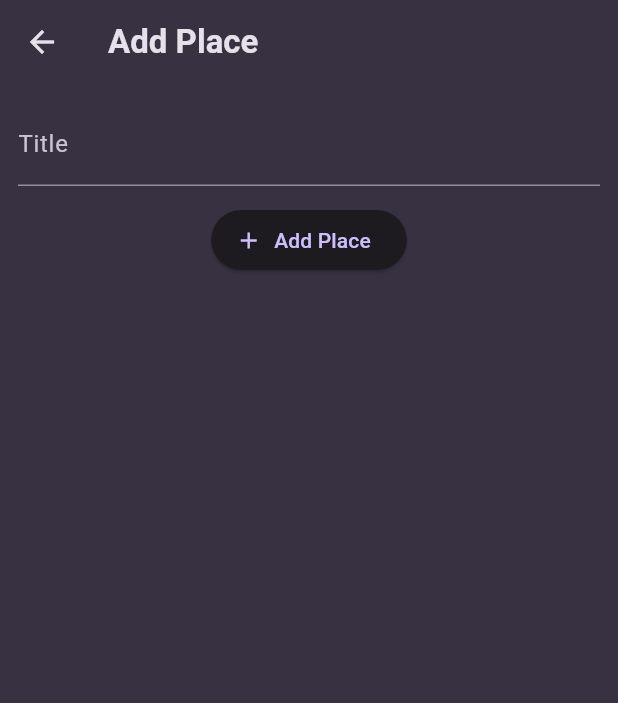
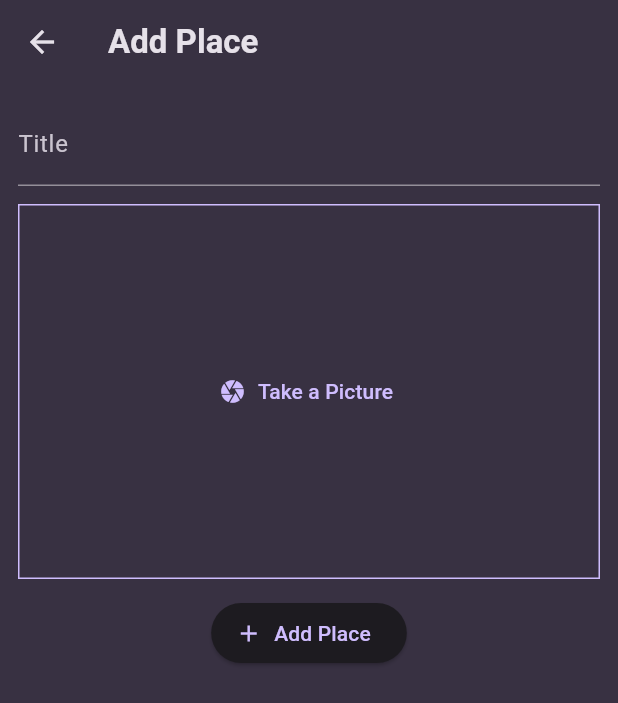
Before and after one commit to yasser-sulaiman/flutter-projects, a Flutter app: the screen it shows after launch, after a tap on the "add" icon, on a phone screen of 412 x 824 dp. Shown: the top 703 px of the screen. Run offline on Flutter 3.47's test engine with Material 3 defaults, Android fonts, the phone set to English and light mode, and no system bars; our stand-ins replace flutter_riverpod, google_fonts, image_picker.

Commit message:
image input added to the app

```diff
--- a/favorite_places/lib/models/place.dart
+++ b/favorite_places/lib/models/place.dart
@@ -1,3 +1,5 @@
+import 'dart:io';
+
 import 'package:uuid/uuid.dart';
 
 const uuid = Uuid();
@@ -5,7 +7,9 @@ const uuid = Uuid();
 class Place {
   Place({
     required this.title,
+    required this.image,
   }): id = uuid.v4();
   final String id;
   final String title;
+  final File image;
 }
--- a/favorite_places/lib/providers/user_places.dart
+++ b/favorite_places/lib/providers/user_places.dart
@@ -1,11 +1,13 @@
+import 'dart:io';
+
 import 'package:favorite_places/models/place.dart';
 import 'package:flutter_riverpod/flutter_riverpod.dart';
 
 class UserPlacesNotifier extends StateNotifier<List<Place>> {
   UserPlacesNotifier() : super([]);
 
-  void addPlace(String title) {
-    state = [Place(title: title), ...state];
+  void addPlace(String title, File image) {
+    state = [Place(title: title, image: image), ...state];
   }
 }
 
--- a/favorite_places/lib/screens/add_place.dart
+++ b/favorite_places/lib/screens/add_place.dart
@@ -1,4 +1,7 @@
+import 'dart:io';
+
 import 'package:favorite_places/providers/user_places.dart';
+import 'package:favorite_places/widgets/image_input.dart';
 import 'package:flutter/material.dart';
 import 'package:flutter_riverpod/flutter_riverpod.dart';
 
@@ -11,14 +14,15 @@ class AddPlaceScreen extends ConsumerStatefulWidget {
 
 class _AddPlaceScreenState extends ConsumerState<AddPlaceScreen> {
   final _titleController = TextEditingController();
+  File? _pickedImage;
 
   void _savePlace() {
     final title = _titleController.text;
-    if (title.trim().isEmpty) {
+    if (title.trim().isEmpty || _pickedImage == null) {
       return;
     }
 
-    ref.read(userPlacesProvider.notifier).addPlace(title);
+    ref.read(userPlacesProvider.notifier).addPlace(title, _pickedImage!);
     Navigator.of(context).pop();
   }
 
@@ -43,6 +47,13 @@ class _AddPlaceScreenState extends ConsumerState<AddPlaceScreen> {
               controller: _titleController,
               style: TextStyle(color: Theme.of(context).colorScheme.onSurface),
             ),
+            const SizedBox(height: 12),
+            // image input
+            ImageInput(
+              onSelectImage: (image) {
+                _pickedImage = image;
+              },
+            ),
             SizedBox(height: 12),
             ElevatedButton.icon(
               icon: const Icon(Icons.add),
--- a/favorite_places/lib/screens/places.dart
+++ b/favorite_places/lib/screens/places.dart
@@ -28,8 +28,11 @@ class PlacesScreen extends ConsumerWidget {
           ),
         ],
       ),
-      body: PlacesList(
-        places: userPlaces,
+      body: Padding(
+        padding: const EdgeInsets.all(8.0),
+        child: PlacesList(
+          places: userPlaces,
+        ),
       ),
     );
   }
--- /dev/null
+++ b/favorite_places/lib/widgets/image_input.dart
@@ -0,0 +1,61 @@
+import 'dart:io';
+
+import 'package:flutter/material.dart';
+import 'package:image_picker/image_picker.dart';
+
+class ImageInput extends StatefulWidget {
+  const ImageInput({super.key, required this.onSelectImage});
+
+  final void Function(File image) onSelectImage;
+
+  @override
+  State<ImageInput> createState() => _ImageInputState();
+}
+
+class _ImageInputState extends State<ImageInput> {
+  File? _selectedImage;
+  void _takePicture() async {
+    final imagePicker = ImagePicker();
+    final pickedImage =
+        await imagePicker.pickImage(source: ImageSource.camera, maxWidth: 600);
+
+    if (pickedImage == null) {
+      return;
+    }
+    setState(() {
+      _selectedImage = File(pickedImage.path);
+    });
+    widget.onSelectImage(_selectedImage!);
+  }
+
+  @override
+  Widget build(BuildContext context) {
+    Widget content = TextButton.icon(
+      icon: Icon(Icons.camera),
+      label: Text('Take a Picture'),
+      onPressed: _takePicture,
+    );
+
+    if (_selectedImage != null) {
+      content = GestureDetector(
+        onTap: _takePicture,
+        child: Image.file(
+          _selectedImage!,
+          fit: BoxFit.cover,
+          width: double.infinity,
+        ),
+      );
+    }
+
+    return Container(
+      decoration: BoxDecoration(
+        border:
+            Border.all(width: 1, color: Theme.of(context).colorScheme.primary),
+      ),
+      height: 250,
+      width: double.infinity,
+      alignment: Alignment.center,
+      child: content,
+    );
+  }
+}
--- a/favorite_places/lib/widgets/places_list.dart
+++ b/favorite_places/lib/widgets/places_list.dart
@@ -21,6 +21,10 @@ class PlacesList extends StatelessWidget {
     return ListView.builder(
       itemCount: places.length,
       itemBuilder: (ctx, i) => ListTile(
+        leading: CircleAvatar(
+          radius: 26,
+          backgroundImage: FileImage(places[i].image),
+        ),
         title: Text(
           places[i].title,
           style: Theme.of(context).textTheme.titleMedium!.copyWith(
--- a/favorite_places/pubspec.yaml
+++ b/favorite_places/pubspec.yaml
@@ -37,6 +37,8 @@ dependencies:
   google_fonts: ^6.2.1
   uuid: ^4.5.1
   flutter_riverpod: ^2.6.1
+  image_picker: ^1.1.2
+  location: ^8.0.0
 
 dev_dependencies:
   flutter_test:
```
Also changed, not shown: favorite_places/lib/screens/place_detail.dart (+9 -4 lines).
